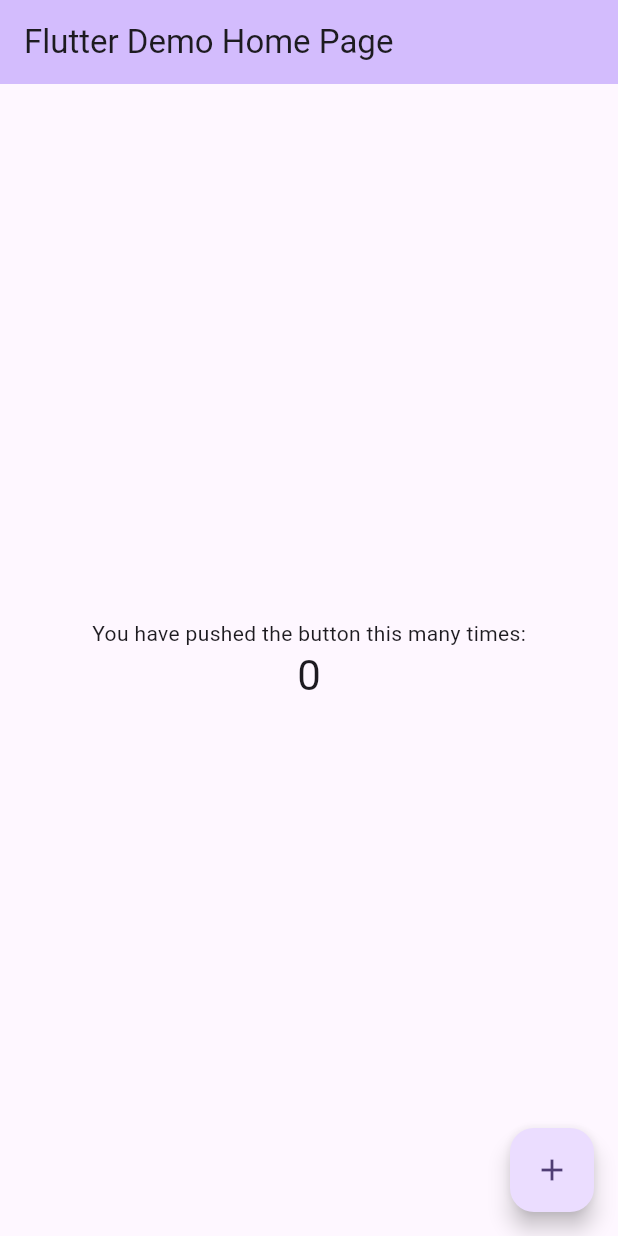
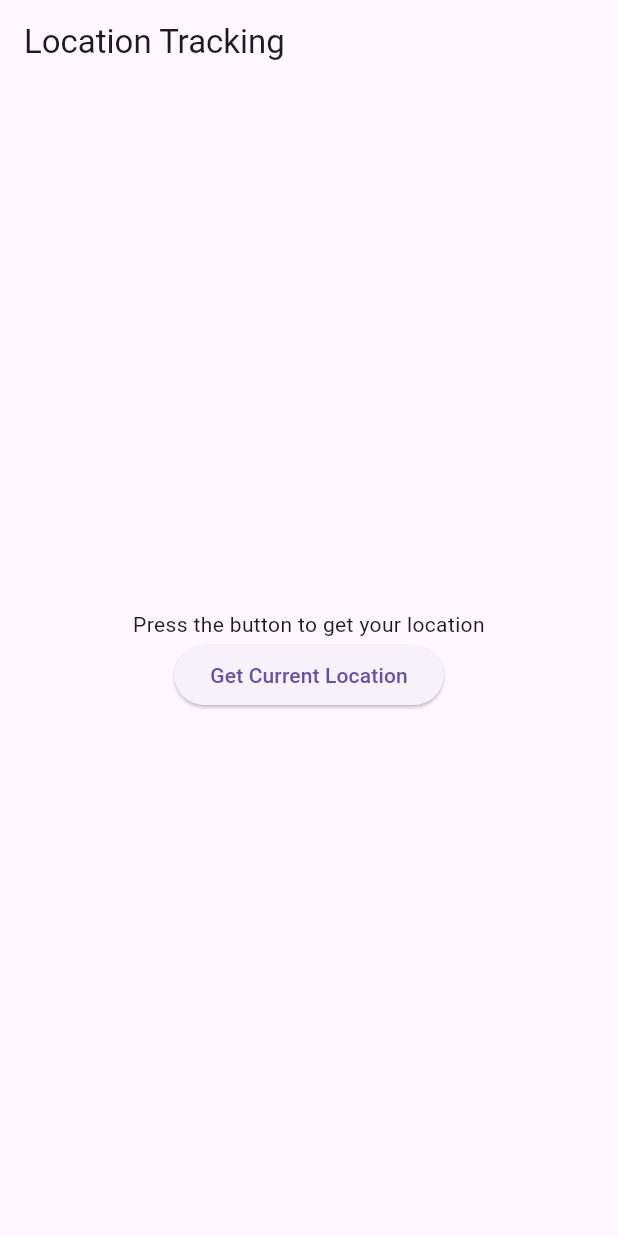
Before and after one commit to HaroonEhsas/my_ap, a Flutter app: the screen it shows after launch, on a phone screen of 412 x 824 dp. Run offline on Flutter 3.47's test engine with Material 3 defaults, Android fonts, the phone set to English and light mode, and no system bars; our stand-ins replace geolocator.

Commit message:
Updated main.dart and other files

```diff
--- a/lib/main.dart
+++ b/lib/main.dart
@@ -1,125 +1,71 @@
 import 'package:flutter/material.dart';
+import 'package:geolocator/geolocator.dart';
 
-void main() {
-  runApp(const MyApp());
-}
+void main() => runApp(MyApp());
 
 class MyApp extends StatelessWidget {
   const MyApp({super.key});
 
-  // This widget is the root of your application.
   @override
   Widget build(BuildContext context) {
     return MaterialApp(
-      title: 'Flutter Demo',
-      theme: ThemeData(
-        // This is the theme of your application.
-        //
-        // TRY THIS: Try running your application with "flutter run". You'll see
-        // the application has a purple toolbar. Then, without quitting the app,
-        // try changing the seedColor in the colorScheme below to Colors.green
-        // and then invoke "hot reload" (save your changes or press the "hot
-        // reload" button in a Flutter-supported IDE, or press "r" if you used
-        // the command line to start the app).
-        //
-        // Notice that the counter didn't reset back to zero; the application
-        // state is not lost during the reload. To reset the state, use hot
-        // restart instead.
-        //
-        // This works for code too, not just values: Most code changes can be
-        // tested with just a hot reload.
-        colorScheme: ColorScheme.fromSeed(seedColor: Colors.deepPurple),
-        useMaterial3: true,
-      ),
-      home: const MyHomePage(title: 'Flutter Demo Home Page'),
+      title: 'Location Tracking App',
+      theme: ThemeData(primarySwatch: Colors.blue),
+      home: LocationPage(),
     );
   }
 }
 
-class MyHomePage extends StatefulWidget {
-  const MyHomePage({super.key, required this.title});
-
-  // This widget is the home page of your application. It is stateful, meaning
-  // that it has a State object (defined below) that contains fields that affect
-  // how it looks.
-
-  // This class is the configuration for the state. It holds the values (in this
-  // case the title) provided by the parent (in this case the App widget) and
-  // used by the build method of the State. Fields in a Widget subclass are
-  // always marked "final".
-
-  final String title;
+class LocationPage extends StatefulWidget {
+  const LocationPage({super.key});
 
   @override
-  State<MyHomePage> createState() => _MyHomePageState();
+  LocationPageState createState() => LocationPageState();
 }
 
-class _MyHomePageState extends State<MyHomePage> {
-  int _counter = 0;
+class LocationPageState extends State<LocationPage> {
+  String location = 'Press the button to get your location';
 
-  void _incrementCounter() {
+  Future<void> _getLocation() async {
+    bool serviceEnabled = await Geolocator.isLocationServiceEnabled();
+    if (!serviceEnabled) {
+      setState(() => location = 'Location services are disabled.');
+      return;
+    }
+
+    LocationPermission permission = await Geolocator.checkPermission();
+    if (permission == LocationPermission.denied) {
+      permission = await Geolocator.requestPermission();
+      if (permission == LocationPermission.denied) {
+        setState(() => location = 'Location permissions are denied');
+        return;
+      }
+    }
+
+    Position position = await Geolocator.getCurrentPosition();
     setState(() {
-      // This call to setState tells the Flutter framework that something has
-      // changed in this State, which causes it to rerun the build method below
-      // so that the display can reflect the updated values. If we changed
-      // _counter without calling setState(), then the build method would not be
-      // called again, and so nothing would appear to happen.
-      _counter++;
+      location = 'Latitude: ${position.latitude}, Longitude: ${position.longitude}';
     });
   }
 
   @override
   Widget build(BuildContext context) {
-    // This method is rerun every time setState is called, for instance as done
-    // by the _incrementCounter method above.
-    //
-    // The Flutter framework has been optimized to make rerunning build methods
-    // fast, so that you can just rebuild anything that needs updating rather
-    // than having to individually change instances of widgets.
     return Scaffold(
       appBar: AppBar(
-        // TRY THIS: Try changing the color here to a specific color (to
-        // Colors.amber, perhaps?) and trigger a hot reload to see the AppBar
-        // change color while the other colors stay the same.
-        backgroundColor: Theme.of(context).colorScheme.inversePrimary,
-        // Here we take the value from the MyHomePage object that was created by
-        // the App.build method, and use it to set our appbar title.
-        title: Text(widget.title),
+        title: Text('Location Tracking'),
       ),
       body: Center(
-        // Center is a layout widget. It takes a single child and positions it
-        // in the middle of the parent.
         child: Column(
-          // Column is also a layout widget. It takes a list of children and
-          // arranges them vertically. By default, it sizes itself to fit its
-          // children horizontally, and tries to be as tall as its parent.
-          //
-          // Column has various properties to control how it sizes itself and
-          // how it positions its children. Here we use mainAxisAlignment to
-          // center the children vertically; the main axis here is the vertical
-          // axis because Columns are vertical (the cross axis would be
-          // horizontal).
-          //
-          // TRY THIS: Invoke "debug painting" (choose the "Toggle Debug Paint"
-          // action in the IDE, or press "p" in the console), to see the
-          // wireframe for each widget.
           mainAxisAlignment: MainAxisAlignment.center,
-          children: <Widget>[
-            const Text(
-              'You have pushed the button this many times:',
-            ),
-            Text(
-              '$_counter',
-              style: Theme.of(context).textTheme.headlineMedium,
+          children: [
+            Text(location, textAlign: TextAlign.center),
+            ElevatedButton(
+              onPressed: _getLocation,
+              child: Text('Get Current Location'),
             ),
           ],
         ),
       ),
-      floatingActionButton: FloatingActionButton(
-        onPressed: _incrementCounter,
-        tooltip: 'Increment',
-        child: const Icon(Icons.add),
-      ), // This trailing comma makes auto-formatting nicer for build methods.
     );
   }
 }
```
